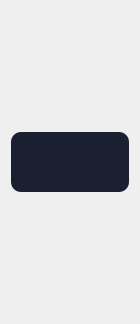
This is UI/extensionWidget.ui in AndreaMalloni/Pathfinder as Qt 5 draws it before an edit. The edited form follows.
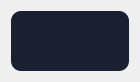
This is the edited form. Icons and pictures are not drawn.

Diff of the .ui file:
```diff
--- a/UI/extensionWidget.ui
+++ b/UI/extensionWidget.ui
@@ -7,7 +7,7 @@
     <x>0</x>
     <y>0</y>
     <width>140</width>
-    <height>324</height>
+    <height>78</height>
    </rect>
   </property>
   <property name="maximumSize">
@@ -77,6 +77,7 @@
         </property>
         <property name="font">
          <font>
+          <pointsize>8</pointsize>
           <weight>75</weight>
           <bold>true</bold>
          </font>
```
